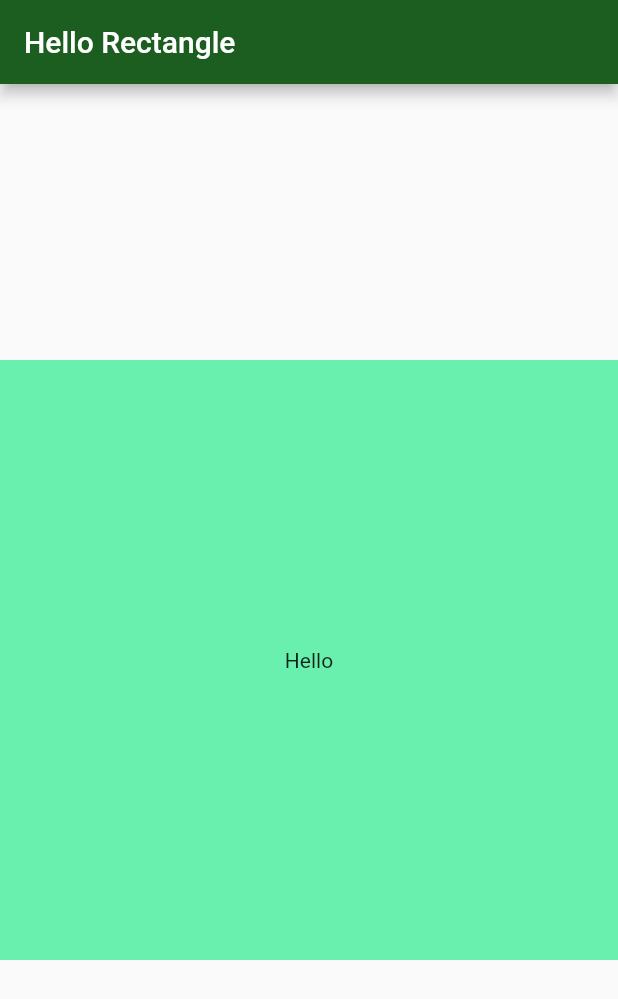
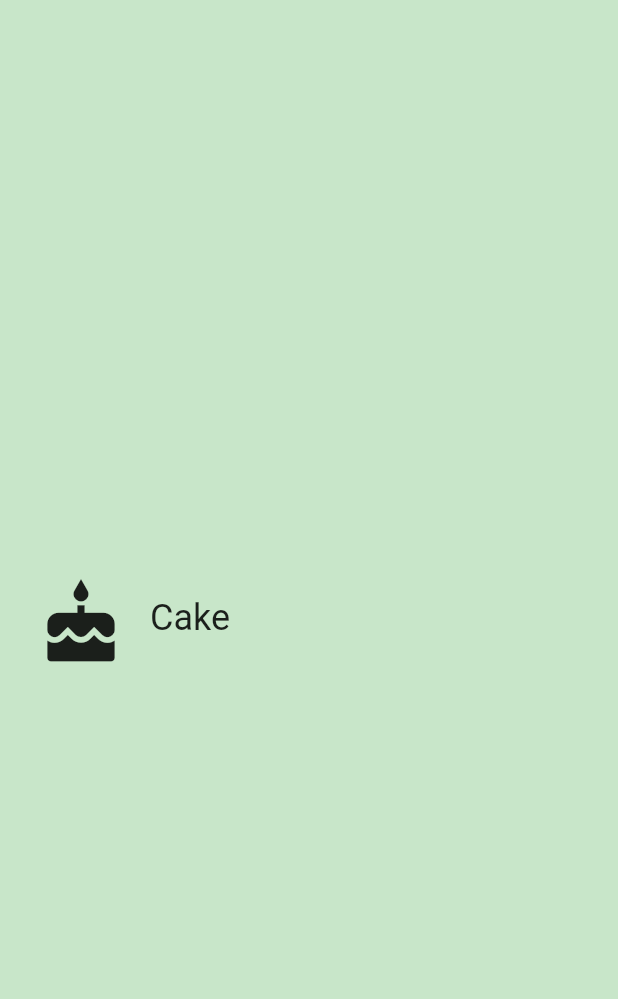
Before and after one commit to pedpess/unit_converter, a Flutter app: the screen it shows after launch, on a phone screen of 412 x 824 dp. Shown: the top 999 px of the screen. Run offline on Flutter 3.47's test engine with Material 2 defaults, Android fonts, the phone set to English and light mode, and no system bars.

Commit message:
Remove stuff and add first widget item for category

```diff
--- a/lib/main.dart
+++ b/lib/main.dart
@@ -1,29 +1,30 @@
 import 'package:flutter/material.dart';
 
+import 'package:unit_converter/widgets/widgets.dart';
+
+const _categoryName = 'Cake';
+const _categoryIcon = Icons.cake;
+const _categoryColor = Colors.green;
+
 void main() {
-  runApp(
-    MaterialApp(
-      debugShowCheckedModeBanner: false,
-      home: Scaffold(
-        appBar: AppBar(
-          title: Text("Hello Rectangle"),
-          backgroundColor: Colors.green[900],
-        ),
-        body: HelloRectangle(),
-      ),
-    ),
-  );
+  runApp(UniConverterApp());
 }
 
-class HelloRectangle extends StatelessWidget {
+class UniConverterApp extends StatelessWidget {
   @override
   Widget build(BuildContext context) {
-    return Center(
-      child: Container(
-        color: Colors.greenAccent,
-        height: 400.0,
-        width: 500.0,
-        child: Center(child: Text("Hello")),
+    return MaterialApp(
+      debugShowCheckedModeBanner: false,
+      title: 'Unit Converter',
+      home: Scaffold(
+        backgroundColor: Colors.green[100],
+        body: Center(
+          child: Category(
+            name: _categoryName,
+            color: _categoryColor,
+            iconLocation: _categoryIcon,
+          ),
+        ),
       ),
     );
   }
--- /dev/null
+++ b/lib/widgets/category.dart
@@ -0,0 +1,61 @@
+import 'package:flutter/material.dart';
+
+import 'package:meta/meta.dart';
+
+final _rowHeight = 100.0;
+final _borderRadius = BorderRadius.circular(_rowHeight / 2);
+
+class Category extends StatelessWidget {
+
+  final IconData iconLocation;
+  final String name;
+  final ColorSwatch color;
+
+  Category({
+    Key key,
+    @required this.iconLocation,
+    @required this.color,
+    @required this.name})
+      : assert(iconLocation != null),
+        assert(color != null),
+        assert(name != null),
+        super(key: key);
+
+  @override
+  Widget build(BuildContext context) {
+    return Material(
+      color: Colors.transparent,
+      child: Container(
+        height: _rowHeight,
+        child: InkWell(
+          borderRadius: _borderRadius,
+          highlightColor: color,
+          splashColor: color,
+          onTap: () => print('I was tapped!'),
+          child: Padding(
+            padding: EdgeInsets.all(8.0),
+            child: Row(
+              crossAxisAlignment: CrossAxisAlignment.stretch,
+              children: <Widget>[
+                Padding(
+                  padding: EdgeInsets.all(16.0),
+                  child: Icon(
+                    iconLocation,
+                    size: 60.0,
+                  ),
+                ),
+                Center(
+                  child: Text(
+                    name,
+                    textAlign: TextAlign.center,
+                    style: Theme.of(context).textTheme.headline,
+                  ),
+                )
+              ],
+            )
+          ),
+        ),
+      ),
+    );
+  }
+}
--- /dev/null
+++ b/lib/widgets/widgets.dart
@@ -0,0 +1 @@
+export 'category.dart';
```
Also changed, not shown: pubspec.lock, 3 other files.
